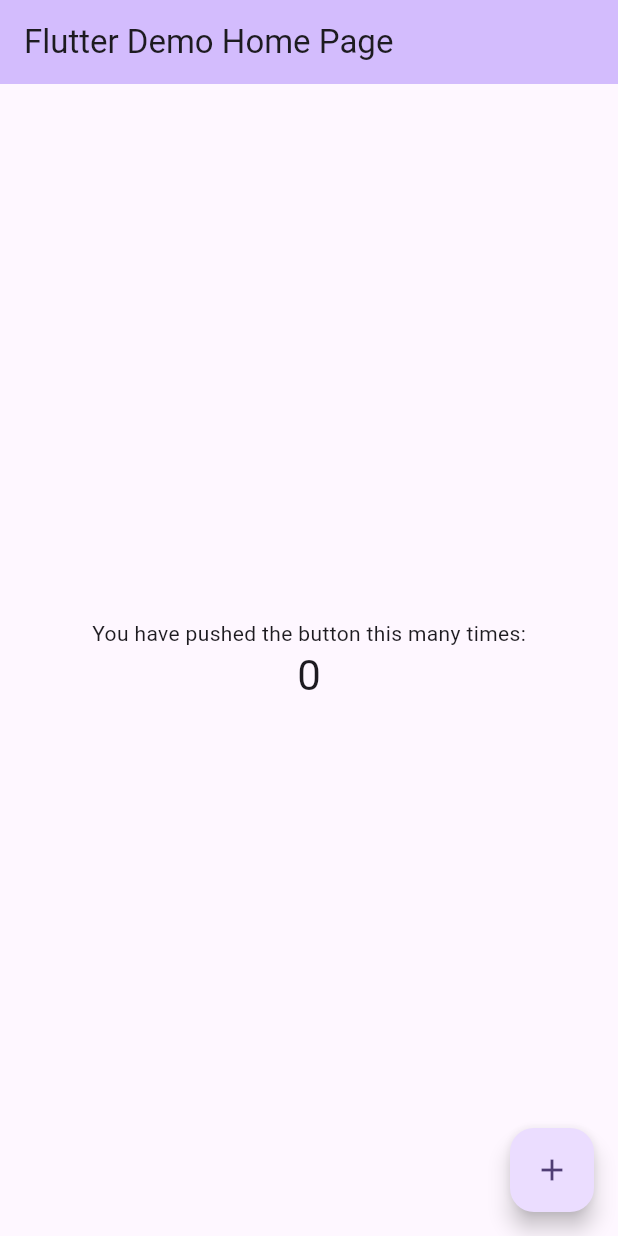
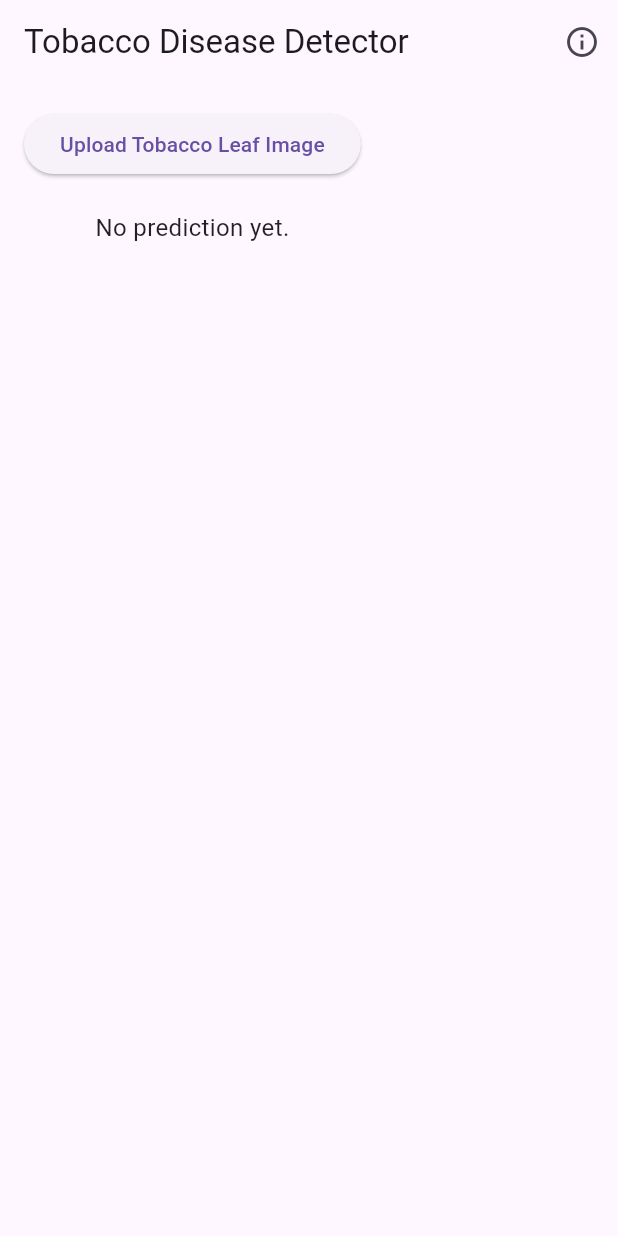
Before and after one commit to iam-talhaa/Tobacco_Plant_Cultivation, a Flutter app: the screen it shows after launch, on a phone screen of 412 x 824 dp. Run offline on Flutter 3.47's test engine with Material 3 defaults, Android fonts, the phone set to English and light mode, and no system bars; our stand-ins replace image_picker; missing offline and left inert: tflite.

Commit message:
Added Screens for PRediction

```diff
--- /dev/null
+++ b/lib/home_screen.dart
@@ -0,0 +1,73 @@
+import 'dart:io';
+import 'package:flutter/material.dart';
+import 'package:image_picker/image_picker.dart';
+import 'tflite_service.dart';
+import 'info_screen.dart';
+
+class HomeScreen extends StatefulWidget {
+  const HomeScreen({super.key});
+
+  @override
+  State<HomeScreen> createState() => _HomeScreenState();
+}
+
+class _HomeScreenState extends State<HomeScreen> {
+  File? image;
+  String result = "No prediction yet.";
+
+  Future<void> pickImage() async {
+    final picked = await ImagePicker().pickImage(source: ImageSource.gallery);
+    if (picked != null) {
+      setState(() => image = File(picked.path));
+      final prediction = await TFLiteService.predictDisease(image!);
+      setState(() => result = prediction);
+    }
+  }
+
+  @override
+  void initState() {
+    super.initState();
+    TFLiteService.loadModel();
+  }
+
+  @override
+  void dispose() {
+    TFLiteService.disposeModel();
+    super.dispose();
+  }
+
+  @override
+  Widget build(BuildContext context) {
+    return Scaffold(
+      appBar: AppBar(
+        title: const Text('Tobacco Disease Detector'),
+        actions: [
+          IconButton(
+            icon: const Icon(Icons.info_outline),
+            onPressed: () {
+              Navigator.push(
+                context,
+                MaterialPageRoute(builder: (_) => const InfoScreen()),
+              );
+            },
+          ),
+        ],
+      ),
+      body: Padding(
+        padding: const EdgeInsets.all(16),
+        child: Column(
+          children: [
+            if (image != null) Image.file(image!, height: 200),
+            ElevatedButton(
+              onPressed: () {},
+              //onPressed: pickImage,
+              child: const Text('Upload Tobacco Leaf Image'),
+            ),
+            const SizedBox(height: 20),
+            Text(result, style: const TextStyle(fontSize: 16)),
+          ],
+        ),
+      ),
+    );
+  }
+}
--- a/lib/main.dart
+++ b/lib/main.dart
@@ -1,122 +1,23 @@
 import 'package:flutter/material.dart';
+import 'splash_screen.dart';
 
 void main() {
-  runApp(const MyApp());
+  runApp(const TobaccoApp());
 }
 
-class MyApp extends StatelessWidget {
-  const MyApp({super.key});
+class TobaccoApp extends StatelessWidget {
+  const TobaccoApp({super.key});
 
-  // This widget is the root of your application.
   @override
   Widget build(BuildContext context) {
     return MaterialApp(
-      title: 'Flutter Demo',
+      title: 'Tobacco Disease Detector',
       theme: ThemeData(
-        // This is the theme of your application.
-        //
-        // TRY THIS: Try running your application with "flutter run". You'll see
-        // the application has a purple toolbar. Then, without quitting the app,
-        // try changing the seedColor in the colorScheme below to Colors.green
-        // and then invoke "hot reload" (save your changes or press the "hot
-        // reload" button in a Flutter-supported IDE, or press "r" if you used
-        // the command line to start the app).
-        //
-        // Notice that the counter didn't reset back to zero; the application
-        // state is not lost during the reload. To reset the state, use hot
-        // restart instead.
-        //
-        // This works for code too, not just values: Most code changes can be
-        // tested with just a hot reload.
-        colorScheme: ColorScheme.fromSeed(seedColor: Colors.deepPurple),
+        primarySwatch: Colors.green,
+        textTheme: Typography.blackMountainView,
       ),
-      home: const MyHomePage(title: 'Flutter Demo Home Page'),
+      home: const SplashScreen(),
+      debugShowCheckedModeBanner: false,
     );
   }
 }
-
-class MyHomePage extends StatefulWidget {
-  const MyHomePage({super.key, required this.title});
-
-  // This widget is the home page of your application. It is stateful, meaning
-  // that it has a State object (defined below) that contains fields that affect
-  // how it looks.
-
-  // This class is the configuration for the state. It holds the values (in this
-  // case the title) provided by the parent (in this case the App widget) and
-  // used by the build method of the State. Fields in a Widget subclass are
-  // always marked "final".
-
-  final String title;
-
-  @override
-  State<MyHomePage> createState() => _MyHomePageState();
-}
-
-class _MyHomePageState extends State<MyHomePage> {
-  int _counter = 0;
-
-  void _incrementCounter() {
-    setState(() {
-      // This call to setState tells the Flutter framework that something has
-      // changed in this State, which causes it to rerun the build method below
-      // so that the display can reflect the updated values. If we changed
-      // _counter without calling setState(), then the build method would not be
-      // called again, and so nothing would appear to happen.
-      _counter++;
-    });
-  }
-
-  @override
-  Widget build(BuildContext context) {
-    // This method is rerun every time setState is called, for instance as done
-    // by the _incrementCounter method above.
-    //
-    // The Flutter framework has been optimized to make rerunning build methods
-    // fast, so that you can just rebuild anything that needs updating rather
-    // than having to individually change instances of widgets.
-    return Scaffold(
-      appBar: AppBar(
-        // TRY THIS: Try changing the color here to a specific color (to
-        // Colors.amber, perhaps?) and trigger a hot reload to see the AppBar
-        // change color while the other colors stay the same.
-        backgroundColor: Theme.of(context).colorScheme.inversePrimary,
-        // Here we take the value from the MyHomePage object that was created by
-        // the App.build method, and use it to set our appbar title.
-        title: Text(widget.title),
-      ),
-      body: Center(
-        // Center is a layout widget. It takes a single child and positions it
-        // in the middle of the parent.
-        child: Column(
-          // Column is also a layout widget. It takes a list of children and
-          // arranges them vertically. By default, it sizes itself to fit its
-          // children horizontally, and tries to be as tall as its parent.
-          //
-          // Column has various properties to control how it sizes itself and
-          // how it positions its children. Here we use mainAxisAlignment to
-          // center the children vertically; the main axis here is the vertical
-          // axis because Columns are vertical (the cross axis would be
-          // horizontal).
-          //
-          // TRY THIS: Invoke "debug painting" (choose the "Toggle Debug Paint"
-          // action in the IDE, or press "p" in the console), to see the
-          // wireframe for each widget.
-          mainAxisAlignment: MainAxisAlignment.center,
-          children: <Widget>[
-            const Text('You have pushed the button this many times:'),
-            Text(
-              '$_counter',
-              style: Theme.of(context).textTheme.headlineMedium,
-            ),
-          ],
-        ),
-      ),
-      floatingActionButton: FloatingActionButton(
-        onPressed: _incrementCounter,
-        tooltip: 'Increment',
-        child: const Icon(Icons.add),
-      ), // This trailing comma makes auto-formatting nicer for build methods.
-    );
-  }
-}
--- /dev/null
+++ b/lib/tflite_service.dart
@@ -0,0 +1,28 @@
+import 'dart:io';
+import 'package:tflite/tflite.dart';
+
+class TFLiteService {
+  static Future<void> loadModel() async {
+    await Tflite.loadModel(
+      model: 'assets/model/tobacco_model.tflite',
+      labels: 'assets/model/labels.txt',
+    );
+  }
+
+  static Future<String> predictDisease(File image) async {
+    final recognitions = await Tflite.runModelOnImage(
+      path: image.path,
+      numResults: 1,
+      threshold: 0.5,
+    );
+    if (recognitions != null && recognitions.isNotEmpty) {
+      return "Prediction: ${recognitions[0]['label']}, Confidence: ${((recognitions[0]['confidence'] as double) * 100).toStringAsFixed(2)}%";
+    } else {
+      return "Could not identify disease.";
+    }
+  }
+
+  static void disposeModel() {
+    Tflite.close();
+  }
+}
--- a/pubspec.yaml
+++ b/pubspec.yaml
@@ -34,6 +34,9 @@ dependencies:
   # The following adds the Cupertino Icons font to your application.
   # Use with the CupertinoIcons class for iOS style icons.
   cupertino_icons: ^1.0.8
+  image_picker: ^1.1.2
+  tflite: ^1.1.2
+  google_fonts: ^6.2.1
 
 dev_dependencies:
   flutter_test:
```
Also changed, not shown: lib/info_screen.dart (added, +32 -0 lines), lib/splash_screen.dart (added, +29 -0 lines), pubspec.lock, 6 other files.
